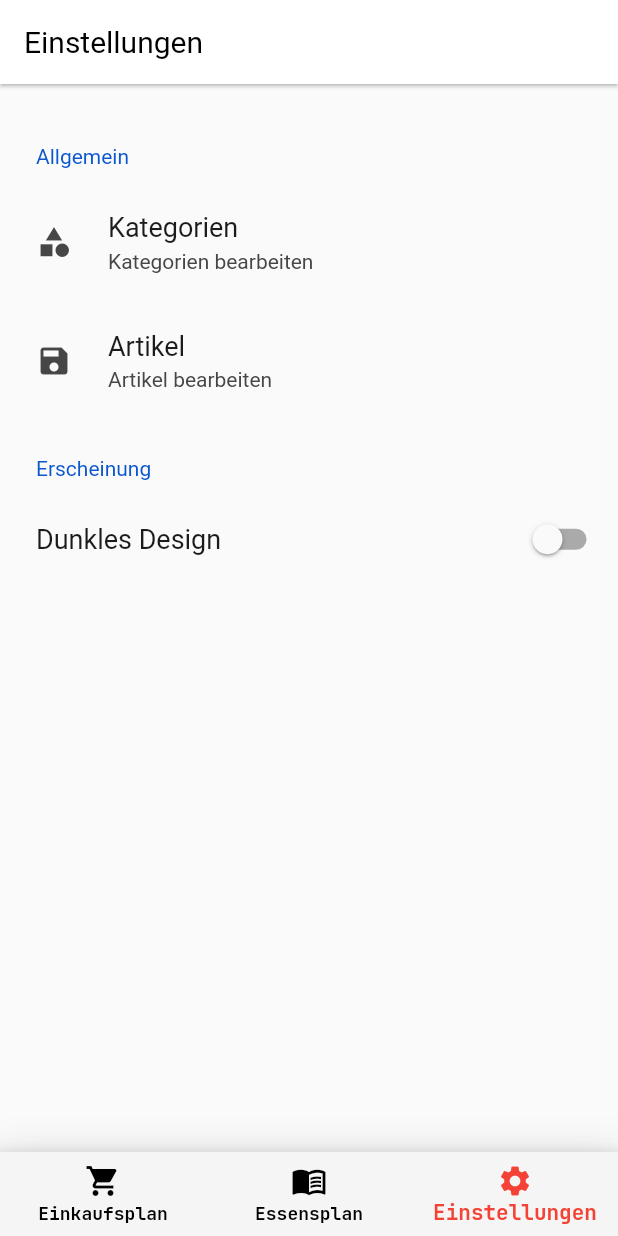
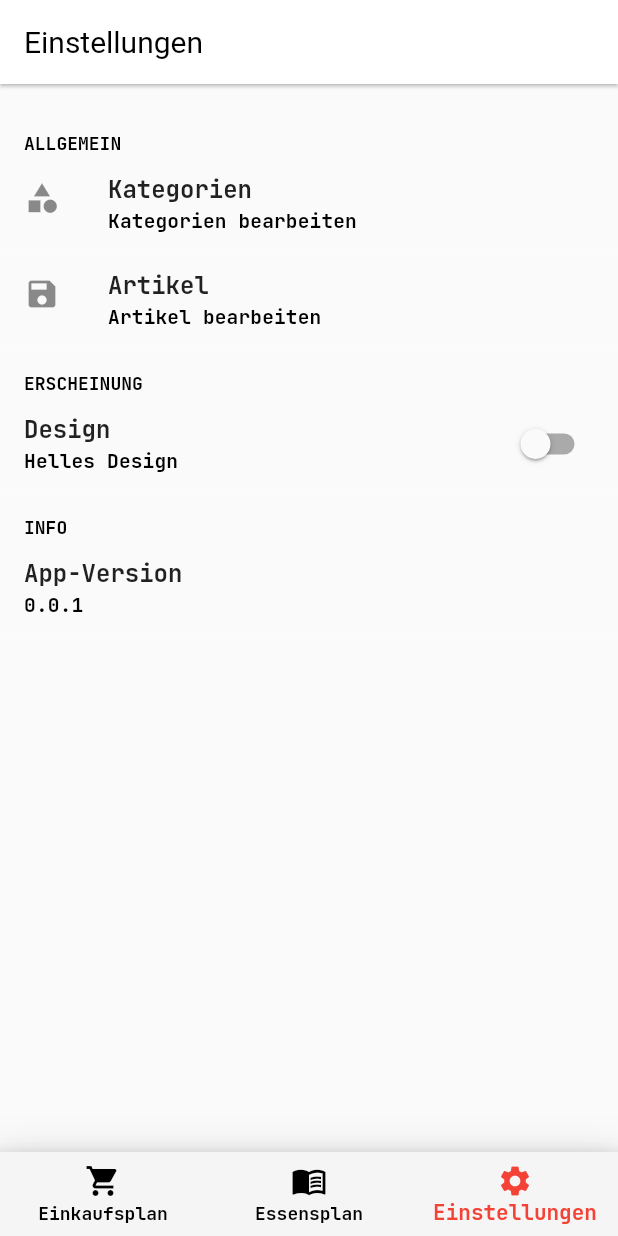
Before and after one commit to thehrlein/ShoppingList, a Flutter app: the screen it shows after launch, item 3 of the bottom bar chosen, on a phone screen of 412 x 824 dp. Run offline on Flutter 3.47's test engine with Material 2 defaults, Android fonts, the phone set to English and light mode, and no system bars; drawn by our look-alikes of flutter_settings_screens, settings_ui; our stand-ins replace bloc, cloud_firestore, firebase_core, flutter_bloc, flutter_typeahead, freezed_annotation and 5 more; accounts and stored records are empty; generated files the repository leaves out were written again.

Commit message:
[UPDATE] settings screen

```diff
--- a/lib/app/translations/output/intl/messages_de.dart
+++ b/lib/app/translations/output/intl/messages_de.dart
@@ -47,13 +47,17 @@ class MessageLookup extends MessageLookupByLibrary {
     "navigationTabMenuListTitle" : MessageLookupByLibrary.simpleMessage("Essensplan"),
     "navigationTabSettingsTitle" : MessageLookupByLibrary.simpleMessage("Einstellungen"),
     "navigationTabShoppingListTitle" : MessageLookupByLibrary.simpleMessage("Einkaufsplan"),
-    "settingsSectionAppearanceDarkTheme" : MessageLookupByLibrary.simpleMessage("Dunkles Design"),
-    "settingsSectionAppearanceTitle" : MessageLookupByLibrary.simpleMessage("Erscheinung"),
-    "settingsSectionGeneralAllItemsSubtitle" : MessageLookupByLibrary.simpleMessage("Artikel bearbeiten"),
-    "settingsSectionGeneralAllItemsTitle" : MessageLookupByLibrary.simpleMessage("Artikel"),
-    "settingsSectionGeneralCategorySubtitle" : MessageLookupByLibrary.simpleMessage("Kategorien bearbeiten"),
-    "settingsSectionGeneralCategoryTitle" : MessageLookupByLibrary.simpleMessage("Kategorien"),
-    "settingsSectionGeneralTitle" : MessageLookupByLibrary.simpleMessage("Allgemein"),
+    "settingsAppearanceSwitchTitleDarkTheme" : MessageLookupByLibrary.simpleMessage("Design"),
+    "settingsAppearanceThemeDark" : MessageLookupByLibrary.simpleMessage("Dunkles Design"),
+    "settingsAppearanceThemeLight" : MessageLookupByLibrary.simpleMessage("Helles Design"),
+    "settingsAppearanceTitle" : MessageLookupByLibrary.simpleMessage("Erscheinung"),
+    "settingsGeneralAllItemsSubtitle" : MessageLookupByLibrary.simpleMessage("Artikel bearbeiten"),
+    "settingsGeneralAllItemsTitle" : MessageLookupByLibrary.simpleMessage("Artikel"),
+    "settingsGeneralCategorySubtitle" : MessageLookupByLibrary.simpleMessage("Kategorien bearbeiten"),
+    "settingsGeneralCategoryTitle" : MessageLookupByLibrary.simpleMessage("Kategorien"),
+    "settingsGeneralTitle" : MessageLookupByLibrary.simpleMessage("Allgemein"),
+    "settingsInfoAppVersion" : MessageLookupByLibrary.simpleMessage("App-Version"),
+    "settingsInfoTitle" : MessageLookupByLibrary.simpleMessage("Info"),
     "settingsTitle" : MessageLookupByLibrary.simpleMessage("Einstellungen"),
     "shoppingItemDetailsButtonDelete" : MessageLookupByLibrary.simpleMessage("Löschen"),
     "shoppingItemDetailsButtonEditCategories" : MessageLookupByLibrary.simpleMessage("Kategorien bearbeiten"),
--- a/lib/app/translations/output/l10n.dart
+++ b/lib/app/translations/output/l10n.dart
@@ -286,70 +286,110 @@ class S {
   }
 
   /// `Allgemein`
-  String get settingsSectionGeneralTitle {
+  String get settingsGeneralTitle {
     return Intl.message(
       'Allgemein',
-      name: 'settingsSectionGeneralTitle',
+      name: 'settingsGeneralTitle',
       desc: '',
       args: [],
     );
   }
 
   /// `Kategorien`
-  String get settingsSectionGeneralCategoryTitle {
+  String get settingsGeneralCategoryTitle {
     return Intl.message(
       'Kategorien',
-      name: 'settingsSectionGeneralCategoryTitle',
+      name: 'settingsGeneralCategoryTitle',
       desc: '',
       args: [],
     );
   }
 
   /// `Kategorien bearbeiten`
-  String get settingsSectionGeneralCategorySubtitle {
+  String get settingsGeneralCategorySubtitle {
     return Intl.message(
       'Kategorien bearbeiten',
-      name: 'settingsSectionGeneralCategorySubtitle',
+      name: 'settingsGeneralCategorySubtitle',
       desc: '',
       args: [],
     );
   }
 
   /// `Artikel`
-  String get settingsSectionGeneralAllItemsTitle {
+  String get settingsGeneralAllItemsTitle {
     return Intl.message(
       'Artikel',
-      name: 'settingsSectionGeneralAllItemsTitle',
+      name: 'settingsGeneralAllItemsTitle',
       desc: '',
       args: [],
     );
   }
 
   /// `Artikel bearbeiten`
-  String get settingsSectionGeneralAllItemsSubtitle {
+  String get settingsGeneralAllItemsSubtitle {
     return Intl.message(
       'Artikel bearbeiten',
-      name: 'settingsSectionGeneralAllItemsSubtitle',
+      name: 'settingsGeneralAllItemsSubtitle',
       desc: '',
       args: [],
     );
   }
 
   /// `Erscheinung`
-  String get settingsSectionAppearanceTitle {
+  String get settingsAppearanceTitle {
     return Intl.message(
       'Erscheinung',
-      name: 'settingsSectionAppearanceTitle',
+      name: 'settingsAppearanceTitle',
+      desc: '',
+      args: [],
+    );
+  }
+
+  /// `Design`
+  String get settingsAppearanceSwitchTitleDarkTheme {
+    return Intl.message(
+      'Design',
+      name: 'settingsAppearanceSwitchTitleDarkTheme',
       desc: '',
       args: [],
     );
   }
 
   /// `Dunkles Design`
-  String get settingsSectionAppearanceDarkTheme {
+  String get settingsAppearanceThemeDark {
     return Intl.message(
       'Dunkles Design',
-      name: 'settingsSectionAppearanceDarkTheme',
+      name: 'settingsAppearanceThemeDark',
+      desc: '',
+      args: [],
+    );
+  }
+
+  /// `Helles Design`
+  String get settingsAppearanceThemeLight {
+    return Intl.message(
+      'Helles Design',
+      name: 'settingsAppearanceThemeLight',
+      desc: '',
+      args: [],
+    );
+  }
+
+  /// `Info`
+  String get settingsInfoTitle {
+    return Intl.message(
+      'Info',
+      name: 'settingsInfoTitle',
+      desc: '',
+      args: [],
+    );
+  }
+
+  /// `App-Version`
+  String get settingsInfoAppVersion {
+    return Intl.message(
+      'App-Version',
+      name: 'settingsInfoAppVersion',
       desc: '',
       args: [],
     );
--- a/lib/ui/screens/settings/settings_list_screen.dart
+++ b/lib/ui/screens/settings/settings_list_screen.dart
@@ -1,5 +1,6 @@
 import 'package:flutter/material.dart';
 import 'package:flutter_bloc/flutter_bloc.dart';
+import 'package:flutter_settings_screens/flutter_settings_screens.dart';
 import 'package:settings_ui/settings_ui.dart';
 import 'package:shopping_list/app/navigation/routes.dart';
 import 'package:shopping_list/app/theme/app_theme_cubit.dart';
@@ -23,63 +24,65 @@ class _SettingsListScreenState extends State<SettingsListScreen> {
       appBar: AppBar(
         title: Text(S.of(context).settingsTitle),
       ),
-      body: BlocBuilder<AppThemeCubit, AppThemeState>(
-          builder: (context, state) {
+      body:
+          BlocBuilder<AppThemeCubit, AppThemeState>(builder: (context, state) {
         return state.when(
           loading: () => Container(),
           loaded: (theme) => Padding(
-                  padding:
-                      const EdgeInsets.symmetric(vertical: Spaces.space_4),
-                  child: SettingsList(
-                    backgroundColor:
-                        Theme.of(context).scaffoldBackgroundColor,
-                    sections: [
-                      SettingsSection(
-                        title: S.of(context).settingsSectionGeneralTitle,
-                        tiles: [
-                          SettingsTile(
-                            title: S
-                                .of(context)
-                                .settingsSectionGeneralCategoryTitle,
-                            titleMaxLines: 1,
-                            subtitle: S
-                                .of(context)
-                                .settingsSectionGeneralCategorySubtitle,
-                            subtitleMaxLines: 2,
+            padding: const EdgeInsets.symmetric(vertical: Spaces.space_4),
+            child: Column(
+              crossAxisAlignment: CrossAxisAlignment.stretch,
+              children: [
+                SettingsGroup(
+                  title: S.of(context).settingsGeneralTitle,
+                  children: [
+                    SimpleSettingsTile(
+                      title: S.of(context).settingsGeneralCategoryTitle,
+                      subtitle: S.of(context).settingsGeneralCategorySubtitle,
+                      enabled: true,
                       leading: Icon(Icons.category),
-                            onPressed: (context) =>
-                                Routes.openCategories(context),
+                      onTap: () => Routes.openCategories(context),
                     ),
-                          SettingsTile(
-                            title: S
-                                .of(context)
-                                .settingsSectionGeneralAllItemsTitle,
-                            titleMaxLines: 1,
-                            subtitle: S
-                                .of(context)
-                                .settingsSectionGeneralAllItemsSubtitle,
-                            subtitleMaxLines: 2,
+                    SimpleSettingsTile(
+                      title: S.of(context).settingsGeneralAllItemsTitle,
+                      subtitle: S.of(context).settingsGeneralAllItemsSubtitle,
+                      enabled: true,
                       leading: Icon(Icons.save),
-                            onPressed: (context) =>
-                                Routes.openAllShoppingItems(context),
+                      onTap: () => Routes.openAllShoppingItems(context),
                     ),
                   ],
                 ),
-                      SettingsSection(
-                        title: S.of(context).settingsSectionAppearanceTitle,
-                        tiles: [
-                          SettingsTile.switchTile(
-                            title: S.of(context).settingsSectionAppearanceDarkTheme,
-                            onToggle: (value) {
-                              context.read<AppThemeCubit>().onThemeSelected(value: value);
+                SettingsGroup(
+                  title: S.of(context).settingsAppearanceTitle,
+                  children: [
+                    SwitchSettingsTile(
+                      title:
+                          S.of(context).settingsAppearanceSwitchTitleDarkTheme,
+                      settingKey: "key2",
+                      enabledLabel: S.of(context).settingsAppearanceThemeDark,
+                      disabledLabel: S.of(context).settingsAppearanceThemeLight,
+                      defaultValue: theme == darkTheme,
+                      onChange: (enabled) {
+                        context
+                            .read<AppThemeCubit>()
+                            .onThemeSelected(value: enabled);
                       },
-                            switchValue: theme == darkTheme,
                     ),
+                  ],
+                ),
+                SettingsGroup(
+                  title: S.of(context).settingsInfoTitle,
+                  children: [
+                    SimpleSettingsTile(
+                      title: S.of(context).settingsInfoAppVersion,
+                      subtitle: "0.0.1",
+                    )
                   ],
                 )
               ],
             ),
-                ));
+          ),
+        );
       }),
     );
   }
```
Also changed, not shown: lib/app/di/inject.dart (+2 -8 lines), lib/app/translations/input/intl_de.arb (+35 -15 lines), lib/app/translations/input/intl_en.arb (+35 -15 lines), lib/app/translations/output/intl/messages_en.dart (+11 -7 lines), lib/ui/screens/menulist/cubit/menu_list_cubit.dart (+5 -5 lines), lib/ui/screens/shoppingitemdetails/cubit/shopping_item_details_cubit.dart (+13 -1 lines), lib/ui/screens/shoppingitemdetails/shopping_item_details_screen.dart (+13 -6 lines), pubspec.yaml (+11 -8 lines), pubspec.lock, 1 other file. Lines whose indentation alone changed are shown as unchanged.
